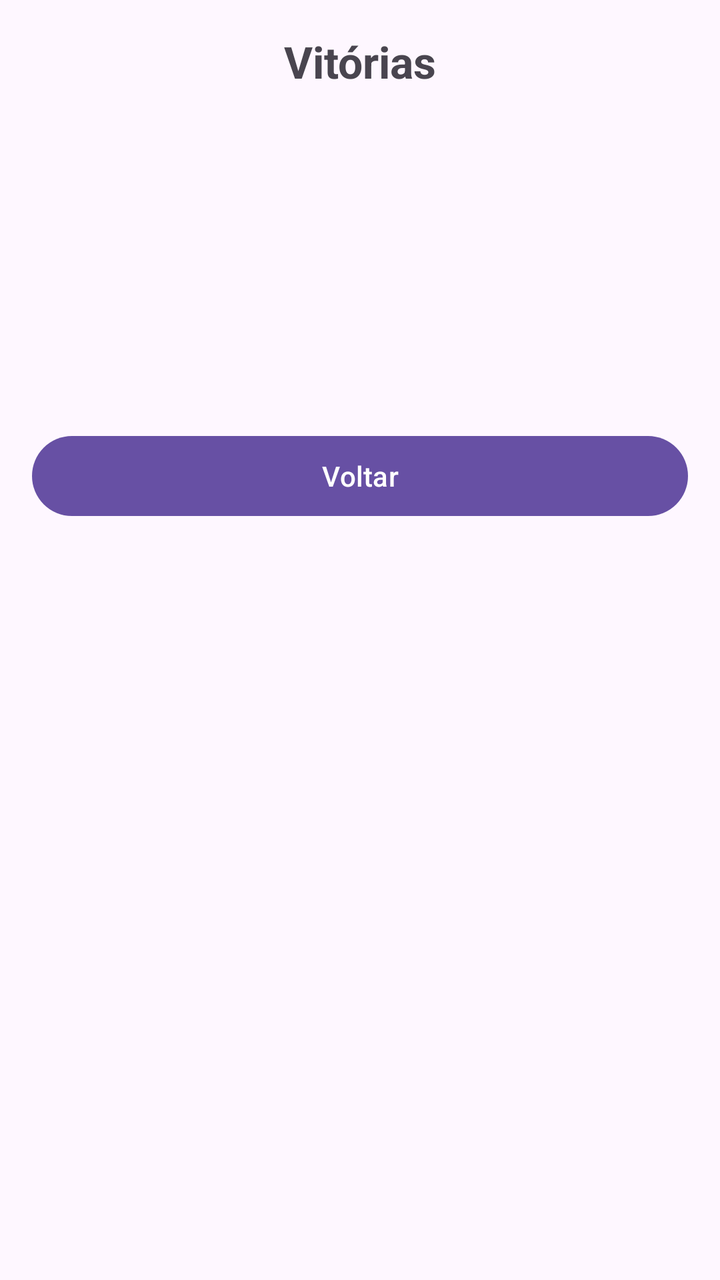
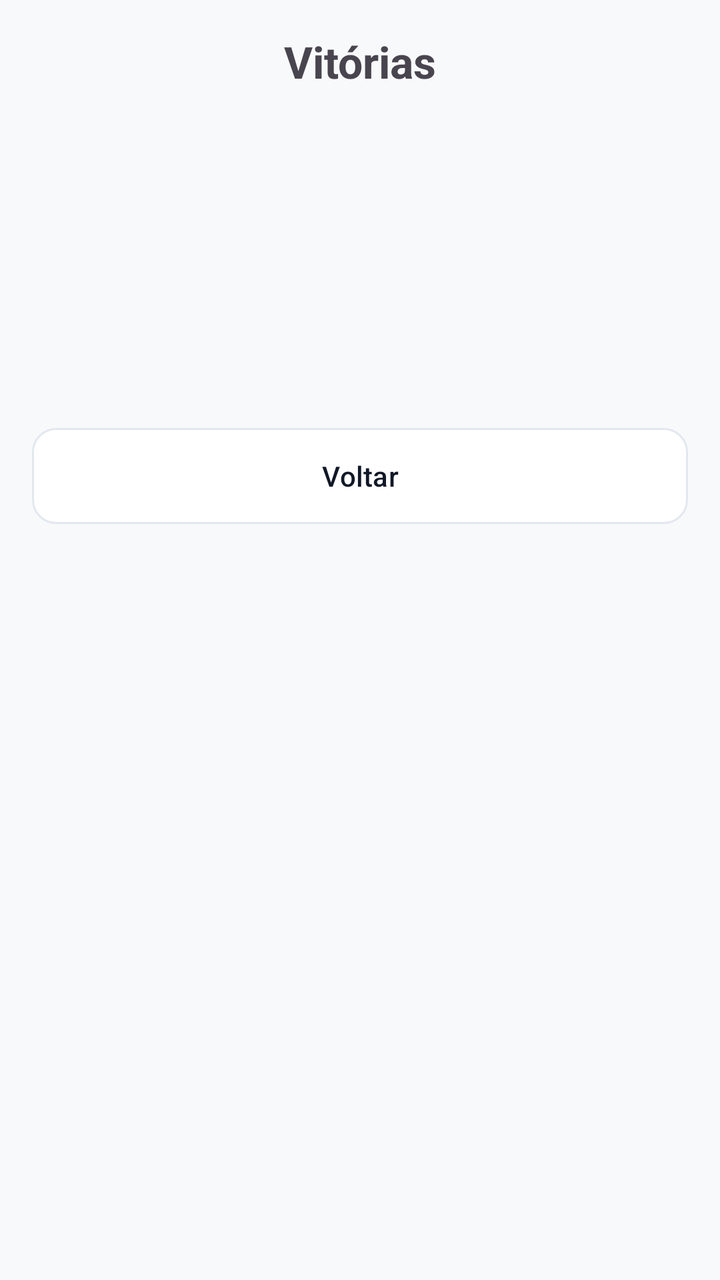

Compare the two renders of this Android layout. The source of the first and the diff that turns it into the second are given below.
<!-- AndroidManifest.xml: application theme Theme.Trucometro -->
<!-- res/layout/activity_historico.xml -->
<?xml version="1.0" encoding="utf-8"?>
<LinearLayout xmlns:android="http://schemas.android.com/apk/res/android"
    android:id="@+id/historicoRoot"
    android:layout_width="match_parent"
    android:layout_height="match_parent"
    android:orientation="vertical"
    android:padding="16dp">

    <TextView
        android:layout_width="match_parent"
        android:layout_height="wrap_content"
        android:gravity="center"
        android:text="@string/titulo_vitorias"
        android:textSize="22sp"
        android:textStyle="bold" />

    <LinearLayout
        android:layout_width="match_parent"
        android:layout_height="wrap_content"
        android:layout_marginTop="24dp"
        android:gravity="center_vertical"
        android:orientation="horizontal">

        <TextView
            android:id="@+id/tvHistNomeJ1"
            android:layout_width="0dp"
            android:layout_height="wrap_content"
            android:layout_weight="1"
            android:textSize="20sp"
            android:textStyle="bold" />

        <TextView
            android:id="@+id/tvHistVitoriasJ1"
            android:layout_width="wrap_content"
            android:layout_height="wrap_content"
            android:textColor="@android:color/holo_blue_dark"
            android:textSize="36sp"
            android:textStyle="bold" />
    </LinearLayout>

    <LinearLayout
        android:layout_width="match_parent"
        android:layout_height="wrap_content"
        android:layout_marginTop="16dp"
        android:gravity="center_vertical"
        android:orientation="horizontal">

        <TextView
            android:id="@+id/tvHistNomeJ2"
            android:layout_width="0dp"
            android:layout_height="wrap_content"
            android:layout_weight="1"
            android:textSize="20sp"
            android:textStyle="bold" />

        <TextView
            android:id="@+id/tvHistVitoriasJ2"
            android:layout_width="wrap_content"
            android:layout_height="wrap_content"
            android:textColor="@android:color/holo_red_dark"
            android:textSize="36sp"
            android:textStyle="bold" />
    </LinearLayout>

    <Button
        android:id="@+id/btnVoltar"
        android:layout_width="match_parent"
        android:layout_height="wrap_content"
        android:layout_marginTop="32dp"
        android:text="@string/btn_voltar" />
</LinearLayout>
<!-- resources referenced by this layout -->
<resources>
  <string name="btn_voltar">Voltar</string>
  <string name="titulo_vitorias">Vitórias</string>
  <style name="Theme.Trucometro" parent="Base.Theme.Trucometro" />
  <style name="Base.Theme.Trucometro" parent="Theme.Material3.DayNight.NoActionBar">
          
          
      </style>
</resources>

<!-- the commit's change to res/layout/activity_historico.xml (unified diff, before → after) -->
@@ -62,8 +62,9 @@
             android:textStyle="bold" />
     </LinearLayout>
 
-    <Button
+    <com.google.android.material.button.MaterialButton
         android:id="@+id/btnVoltar"
+        style="@style/Widget.Trucometro.Button.Secundario"
         android:layout_width="match_parent"
         android:layout_height="wrap_content"
         android:layout_marginTop="32dp"
<!-- resource entries referenced after the edit -->
@@ -2,10 +2,66 @@
 <resources>
   <string name="btn_voltar">Voltar</string>
   <string name="titulo_vitorias">Vitórias</string>
-  <style name="Theme.Trucometro" parent="Base.Theme.Trucometro" />
-  <style name="Base.Theme.Trucometro" parent="Theme.Material3.DayNight.NoActionBar">
+  <style name="Widget.Trucometro.Button.Secundario" parent="Widget.Material3.Button.OutlinedButton">
+          <item name="cornerRadius">12dp</item>
+          <item name="backgroundTint">@color/surface_card</item>
+          <item name="strokeColor">@color/stroke_subtle</item>
+          <item name="strokeWidth">1dp</item>
+          <item name="android:textColor">@color/text_primary</item>
+          <item name="android:insetTop">0dp</item>
+          <item name="android:insetBottom">0dp</item>
+      </style>
+  <style name="Theme.Trucometro" parent="Theme.Material3.Light.NoActionBar">
           
+          <item name="colorPrimary">@color/nos_primary</item>
+          <item name="colorOnPrimary">@android:color/white</item>
+          <item name="android:windowBackground">@color/bg_screen</item>
+          <item name="android:statusBarColor">@color/surface_card</item>
+          <item name="android:windowLightStatusBar">true</item>
+  
           
+          <item name="shapeAppearanceCornerSmall">@style/Shape.Trucometro.Small</item>
+          <item name="shapeAppearanceCornerMedium">@style/Shape.Trucometro.Medium</item>
+          <item name="shapeAppearanceCornerLarge">@style/Shape.Trucometro.Large</item>
+  
+          
+          <item name="materialButtonStyle">@style/Widget.Trucometro.Button</item>
+          <item name="materialCardViewStyle">@style/Widget.Trucometro.Card</item>
+          <item name="textInputStyle">@style/Widget.Trucometro.TextInputLayout</item>
+      </style>
+  <color name="surface_card">#FFFFFF</color>
+  <color name="stroke_subtle">#E2E8F0</color>
+  <color name="text_primary">#111827</color>
+  <color name="nos_primary">#046C4E</color>
+  <color name="bg_screen">#F8F9FA</color>
+  <style name="Shape.Trucometro.Small" parent="ShapeAppearance.Material3.Corner.Small">
+          <item name="cornerSize">12dp</item>
+      </style>
+  <style name="Shape.Trucometro.Medium" parent="ShapeAppearance.Material3.Corner.Medium">
+          <item name="cornerSize">16dp</item>
+      </style>
+  <style name="Shape.Trucometro.Large" parent="ShapeAppearance.Material3.Corner.Large">
+          <item name="cornerSize">20dp</item>
+      </style>
+  <style name="Widget.Trucometro.Button" parent="Widget.Material3.Button">
+          <item name="cornerRadius">12dp</item>
+          <item name="android:insetTop">0dp</item>
+          <item name="android:insetBottom">0dp</item>
+          <item name="android:textAllCaps">false</item>
+      </style>
+  <style name="Widget.Trucometro.Card" parent="Widget.Material3.CardView.Outlined">
+          <item name="cardBackgroundColor">@color/surface_card</item>
+          <item name="cardCornerRadius">20dp</item>
+          <item name="strokeColor">@color/stroke_subtle</item>
+          <item name="strokeWidth">1dp</item>
+          <item name="cardElevation">0dp</item>
+      </style>
+  <style name="Widget.Trucometro.TextInputLayout" parent="Widget.Material3.TextInputLayout.OutlinedBox">
+          <item name="boxCornerRadiusTopStart">12dp</item>
+          <item name="boxCornerRadiusTopEnd">12dp</item>
+          <item name="boxCornerRadiusBottomStart">12dp</item>
+          <item name="boxCornerRadiusBottomEnd">12dp</item>
+          <item name="boxStrokeColor">@color/stroke_subtle</item>
       </style>
 </resources>
 
